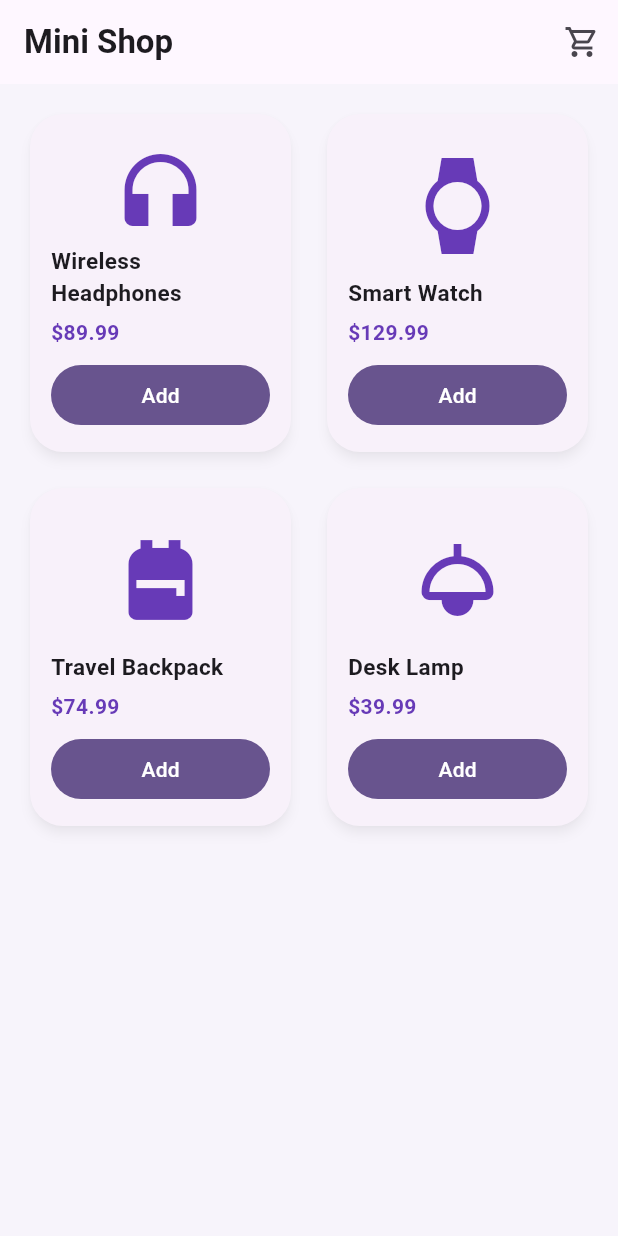
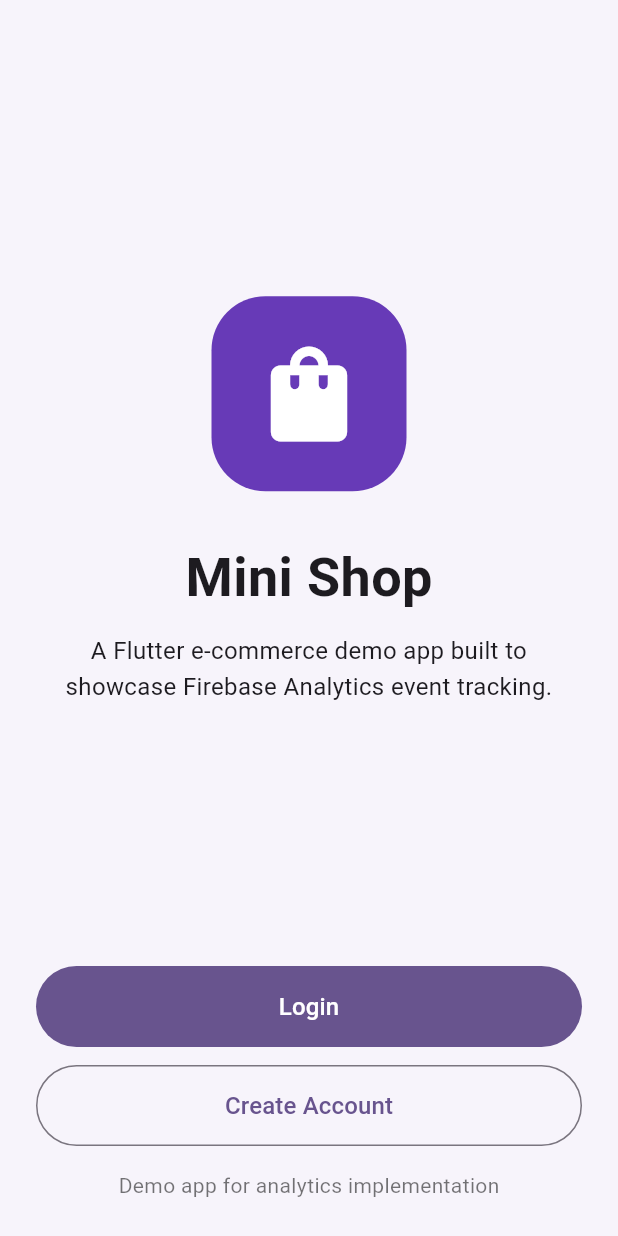
Before and after one commit to mpatyele/flutter-firebase-analytics-shop, a Flutter app: the screen it shows after launch, on a phone screen of 412 x 824 dp. Run offline on Flutter 3.47's test engine with Material 3 defaults, Android fonts, the phone set to English and light mode, and no system bars.

Commit message:
Add login signup and checkout flow

```diff
--- a/lib/main.dart
+++ b/lib/main.dart
@@ -13,6 +13,19 @@ class MiniShopApp extends StatefulWidget {
 
 class _MiniShopAppState extends State<MiniShopApp> {
   final List<Product> cartItems = [];
+  bool isLoggedIn = false;
+
+  void login() {
+    setState(() {
+      isLoggedIn = true;
+    });
+  }
+
+  void signUp() {
+    setState(() {
+      isLoggedIn = true;
+    });
+  }
 
   void addToCart(Product product) {
     setState(() {
@@ -37,55 +50,161 @@ class _MiniShopAppState extends State<MiniShopApp> {
         ),
         useMaterial3: true,
       ),
-      home: HomeScreen(
+      home: isLoggedIn
+          ? HomeScreen(
               cartItems: cartItems,
               onAddToCart: addToCart,
               onClearCart: clearCart,
+            )
+          : AuthScreen(
+              onLogin: login,
+              onSignUp: signUp,
             ),
     );
   }
 }
 
 class Product {
+  final String id;
   final String name;
   final String description;
   final double price;
   final IconData icon;
+  final String category;
 
   const Product({
+    required this.id,
     required this.name,
     required this.description,
     required this.price,
     required this.icon,
+    required this.category,
   });
 }
 
 const List<Product> products = [
   Product(
+    id: 'p001',
     name: 'Wireless Headphones',
     description: 'Noise-cancelling headphones with premium sound quality.',
     price: 89.99,
     icon: Icons.headphones,
+    category: 'Electronics',
   ),
   Product(
+    id: 'p002',
     name: 'Smart Watch',
     description: 'Track workouts, notifications, and daily activity.',
     price: 129.99,
     icon: Icons.watch,
+    category: 'Wearables',
   ),
   Product(
+    id: 'p003',
     name: 'Travel Backpack',
     description: 'Minimal, durable backpack for work, school, and travel.',
     price: 74.99,
     icon: Icons.backpack,
+    category: 'Accessories',
   ),
   Product(
+    id: 'p004',
     name: 'Desk Lamp',
     description: 'Modern LED desk lamp with adjustable brightness.',
     price: 39.99,
     icon: Icons.light,
+    category: 'Home Office',
   ),
 ];
+
+class AuthScreen extends StatelessWidget {
+  final VoidCallback onLogin;
+  final VoidCallback onSignUp;
+
+  const AuthScreen({
+    super.key,
+    required this.onLogin,
+    required this.onSignUp,
+  });
+
+  @override
+  Widget build(BuildContext context) {
+    return Scaffold(
+      backgroundColor: const Color(0xFFF7F4FB),
+      body: SafeArea(
+        child: Padding(
+          padding: const EdgeInsets.all(24),
+          child: Column(
+            children: [
+              const Spacer(),
+              Container(
+                height: 130,
+                width: 130,
+                decoration: BoxDecoration(
+                  color: Colors.deepPurple,
+                  borderRadius: BorderRadius.circular(36),
+                ),
+                child: const Icon(
+                  Icons.shopping_bag,
+                  color: Colors.white,
+                  size: 76,
+                ),
+              ),
+              const SizedBox(height: 32),
+              const Text(
+                'Mini Shop',
+                style: TextStyle(
+                  fontSize: 36,
+                  fontWeight: FontWeight.bold,
+                ),
+              ),
+              const SizedBox(height: 12),
+              const Text(
+                'A Flutter e-commerce demo app built to showcase Firebase Analytics event tracking.',
+                textAlign: TextAlign.center,
+                style: TextStyle(
+                  fontSize: 16,
+                  height: 1.5,
+                ),
+              ),
+              const Spacer(),
+              SizedBox(
+                width: double.infinity,
+                height: 54,
+                child: FilledButton(
+                  onPressed: onLogin,
+                  child: const Text(
+                    'Login',
+                    style: TextStyle(fontSize: 16),
+                  ),
+                ),
+              ),
+              const SizedBox(height: 12),
+              SizedBox(
+                width: double.infinity,
+                height: 54,
+                child: OutlinedButton(
+                  onPressed: onSignUp,
+                  child: const Text(
+                    'Create Account',
+                    style: TextStyle(fontSize: 16),
+                  ),
+                ),
+              ),
+              const SizedBox(height: 16),
+              const Text(
+                'Demo app for analytics implementation',
+                style: TextStyle(
+                  color: Colors.black54,
+                ),
+              ),
+            ],
+          ),
+        ),
+      ),
+    );
+  }
+}
 
 class HomeScreen extends StatelessWidget {
   final List<Product> cartItems;
@@ -148,13 +267,32 @@ class HomeScreen extends StatelessWidget {
       ),
       body: Padding(
         padding: const EdgeInsets.all(16),
+        child: Column(
+          crossAxisAlignment: CrossAxisAlignment.start,
+          children: [
+            const Text(
+              'Featured Products',
+              style: TextStyle(
+                fontSize: 26,
+                fontWeight: FontWeight.bold,
+              ),
+            ),
+            const SizedBox(height: 6),
+            const Text(
+              'Browse products and complete a sample checkout flow.',
+              style: TextStyle(
+                color: Colors.black54,
+              ),
+            ),
+            const SizedBox(height: 18),
+            Expanded(
               child: GridView.builder(
                 itemCount: products.length,
                 gridDelegate: const SliverGridDelegateWithFixedCrossAxisCount(
                   crossAxisCount: 2,
                   mainAxisSpacing: 16,
                   crossAxisSpacing: 16,
-            childAspectRatio: 0.78,
+                  childAspectRatio: 0.72,
                 ),
                 itemBuilder: (context, index) {
                   final product = products[index];
@@ -164,6 +302,9 @@ class HomeScreen extends StatelessWidget {
                     onAddToCart: onAddToCart,
                   );
                 },
+              ),
+            ),
+          ],
         ),
       ),
     );
@@ -210,11 +351,19 @@ class ProductCard extends StatelessWidget {
                 child: Center(
                   child: Icon(
                     product.icon,
-                    size: 64,
+                    size: 60,
                     color: Colors.deepPurple,
                   ),
                 ),
               ),
+              Text(
+                product.category,
+                style: const TextStyle(
+                  color: Colors.black45,
+                  fontSize: 12,
+                ),
+              ),
+              const SizedBox(height: 4),
               Text(
                 product.name,
                 style: const TextStyle(
@@ -297,6 +446,17 @@ class ProductDetailScreen extends StatelessWidget {
               ),
             ),
             const SizedBox(height: 28),
+            Align(
+              alignment: Alignment.centerLeft,
+              child: Text(
+                product.category,
+                style: const TextStyle(
+                  color: Colors.black45,
+                  fontSize: 14,
+                ),
+              ),
+            ),
+            const SizedBox(height: 6),
             Align(
               alignment: Alignment.centerLeft,
               child: Text(
@@ -414,7 +574,13 @@ class CartScreen extends StatelessWidget {
                               ),
                             ),
                             subtitle: Text(
+                              product.category,
+                            ),
+                            trailing: Text(
                               '\$${product.price.toStringAsFixed(2)}',
+                              style: const TextStyle(
+                                fontWeight: FontWeight.bold,
+                              ),
                             ),
                           ),
                         );
@@ -578,6 +744,15 @@ class CheckoutSuccessScreen extends StatelessWidget {
                   height: 1.5,
                 ),
               ),
+              const SizedBox(height: 12),
+              const Text(
+                'This screen represents the final purchase event in the analytics funnel.',
+                textAlign: TextAlign.center,
+                style: TextStyle(
+                  color: Colors.black54,
+                  height: 1.5,
+                ),
+              ),
               const Spacer(),
               SizedBox(
                 width: double.infinity,
```
Lines whose indentation alone changed are shown as unchanged.
